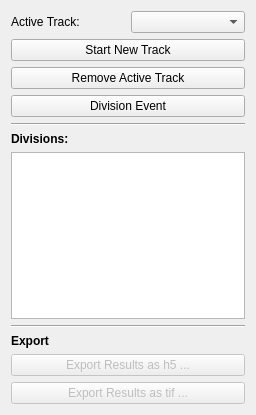
Old version of the form ilastik/applets/tracking/manual/drawer.ui in the repository ilastik/ilastik.
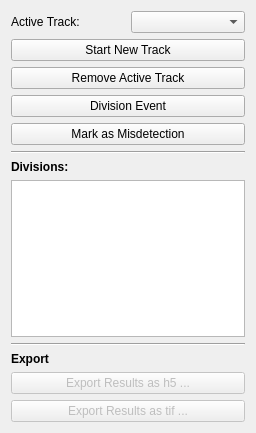
New version of the form.

Commit message: added misdetection button

What changed in the file:
```diff
--- a/ilastik/applets/tracking/manual/drawer.ui
+++ b/ilastik/applets/tracking/manual/drawer.ui
@@ -7,7 +7,7 @@
     <x>0</x>
     <y>0</y>
     <width>256</width>
-    <height>415</height>
+    <height>433</height>
    </rect>
   </property>
   <property name="sizePolicy">
@@ -87,6 +87,13 @@
        </property>
       </widget>
      </item>
+     <item>
+      <widget class="QPushButton" name="markMisdetection">
+       <property name="text">
+        <string>Mark as Misdetection</string>
+       </property>
+      </widget>
+     </item>
     </layout>
    </item>
    <item>
```
Left out of the diff: 9 changed lines with no effect on the pictures. The commit also changes 2 other files.
